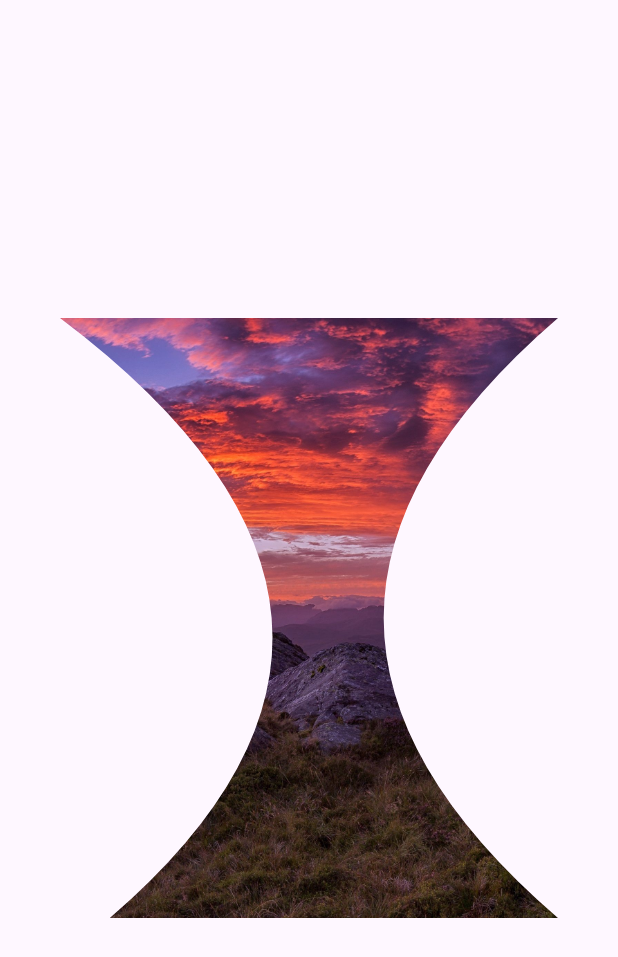
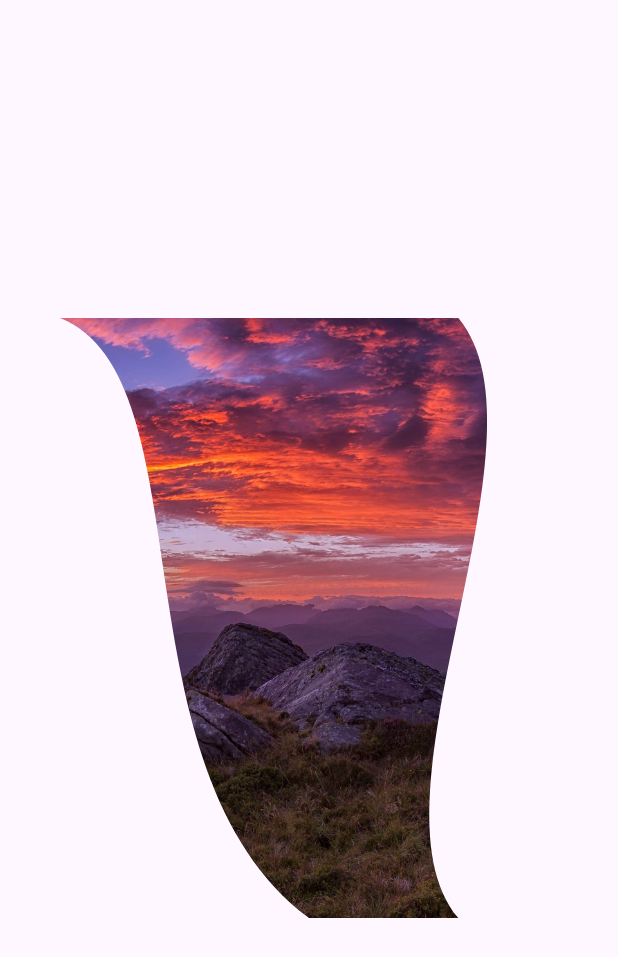
Before and after one commit to pallavipatil1998/Clipp, a Flutter app: the screen it shows after launch, on a phone screen of 412 x 824 dp. Shown: the top 957 px of the screen. Run offline on Flutter 3.47's test engine with Material 3 defaults, Android fonts, the phone set to English and light mode, and no system bars.

Commit message:
ClipPath Wave Curve  [CubicTo]

```diff
--- a/lib/main.dart
+++ b/lib/main.dart
@@ -96,14 +96,24 @@ class PathClipper extends CustomClipper<Path>{
    mPath.lineTo(size.width*0.5, size.height*0.75);
    mPath.lineTo(size.width, size.height);*/
 
-   //3 Curve
-   mPath.lineTo(size.width, 0);
+   //3 Curve quadraticBezierTo
+   /*mPath.lineTo(size.width, 0);
    mPath.quadraticBezierTo(size.width*0.3, size.height*0.5, size.width, size.height);
 
    mPath.lineTo(size.width, size.height);
    mPath.lineTo(size.width*0.1,size.height);
    mPath.quadraticBezierTo(size.width*0.8, size.height*0.5, 0, 0);
+*/
 
+   //4 Cubic To
+   mPath.lineTo(size.width*0.8, 0);
+   mPath.cubicTo(size.width, size.height*0.2, size.width*0.6, size.height*0.8, size.width*0.8, size.height);
+   //mPath.quadraticBezierTo(size.width*0.7, size.height*0.5, size.width, size.height);
+   //mPath.lineTo(size.width*0.8, size.height);
+   mPath.lineTo(size.width*0.5, size.height);
+   mPath.cubicTo(size.width*0.1, size.height*0.75, size.width*0.3, size.height*0.1, 0, 0);
+
+   mPath.close();
 
    return mPath;
   }
```
